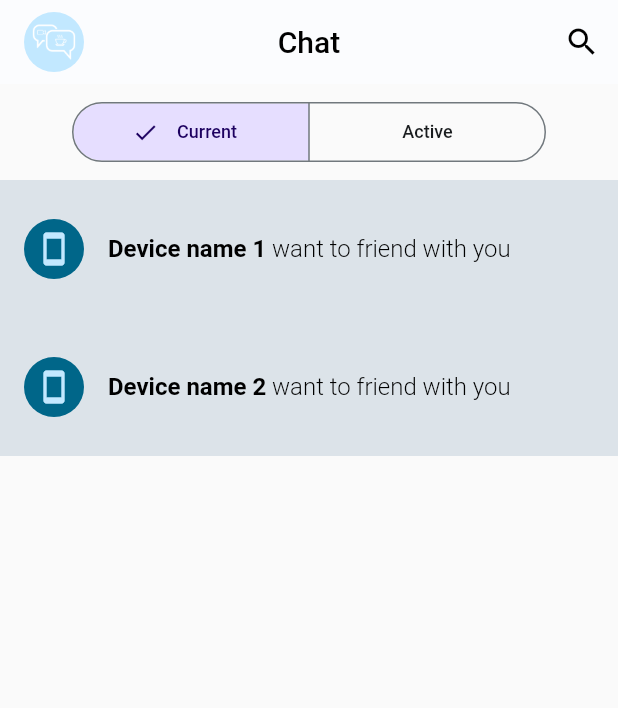
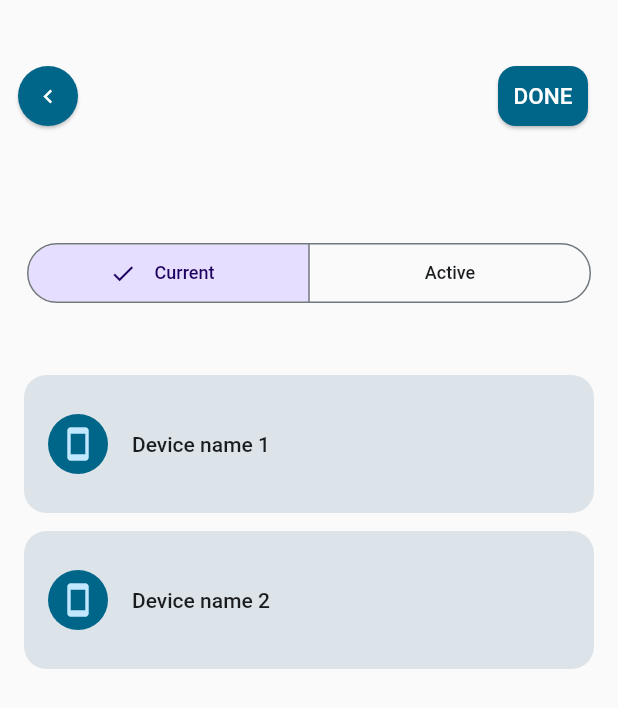
Before and after one commit to quangnhat22/cs_chat_app, a Flutter app: the screen it shows after launch, on a phone screen of 412 x 824 dp. Shown: the top 708 px of the screen. Run offline on Flutter 3.47's test engine with Material 2 defaults, Android fonts, the phone set to English and light mode, and no system bars; our stand-ins replace cached_network_image, device_info_plus, dio, equatable, firebase_auth, firebase_core and 13 more; missing offline and left inert: wechat_assets_picker; accounts and stored records are empty; generated files the repository leaves out were written again; project files that could hold a hidden picture were left out.

Commit message:
Add device page

```diff
--- a/lib/presentation/device/device_administration.dart
+++ b/lib/presentation/device/device_administration.dart
@@ -1,11 +1,15 @@
 library device_administration_lib;
 
 import 'package:chatapp/common/widgets/stateless/app_bar/m_home_app_bar.dart';
+import 'package:chatapp/common/widgets/stateless/button/custom_elevated_button.dart';
+import 'package:chatapp/common/widgets/stateless/button/float_back_button.dart';
 import 'package:chatapp/presentation/device/widgets/segment_button_device.dart';
 import 'package:flutter/material.dart';
 import 'package:flutter_gen/gen_l10n/app_localizations.dart';
 
+import '../../core/config/app_text_style.dart';
 import '../chat/chat_main/widgets/list_chat_room.dart';
 
 part 'device_page/device_page.dart';
 part 'widgets/device_list.dart';
+part 'widgets/small_elevated_btn.dart';
--- a/lib/presentation/device/device_page/device_page.dart
+++ b/lib/presentation/device/device_page/device_page.dart
@@ -1,23 +1,29 @@
 part of device_administration_lib;
+
 class DeviceMainPage extends StatelessWidget {
   const DeviceMainPage({Key? key}) : super(key: key);
 
   @override
   Widget build(BuildContext context) {
     return Scaffold(
-      appBar: MHomeAppBar(
-        title: AppLocalizations.of(context)!.chat,
-      ),
       body: Column(
         children: <Widget>[
+          Padding(
+            padding: const EdgeInsets.fromLTRB(0, 40, 20, 30),
+            child: Row(
+              mainAxisAlignment: MainAxisAlignment.spaceBetween,
+              children: [
+                FloatBackButton(Theme.of(context).colorScheme.surfaceTint, Theme.of(context).colorScheme.onPrimary),
+                SmallElevatedButton("Done", () {}, Theme.of(context).colorScheme.surfaceTint),]),
+          ),
           Expanded(
             child: CustomScrollView(
               slivers: <Widget>[
                 const SliverToBoxAdapter(
                   child: Padding(
                     padding: EdgeInsets.symmetric(
-                      horizontal: 48.0,
-                      vertical: 8,
+                      horizontal: 18,
+                      vertical: 40,
                     ),
                     child: SegmentButtonDevice(),
                   ),
--- a/lib/presentation/device/widgets/device_list.dart
+++ b/lib/presentation/device/widgets/device_list.dart
@@ -10,31 +10,22 @@ class DeviceList extends StatelessWidget {
     return ListView.builder(
       shrinkWrap: true,
       itemBuilder: (context, index) {
-        return ListTile(
-          title: RichText(
-              text: TextSpan(
-                  style: const TextStyle(
-                    fontSize: 16,
-                    color: Colors.black,
-                  ),
-                  children: <TextSpan>[
-                TextSpan(
-                  text: devices[index],
-                  style: const TextStyle(fontWeight: FontWeight.w600),
-                ),
-                TextSpan(
-                  text: AppLocalizations.of(context)!.want_to_friend_with_you,
-                  style: const TextStyle(fontWeight: FontWeight.w300),
-                )
-              ])),
+        return Container(
+          margin: const EdgeInsets.only(left: 16.0, right: 16.0, bottom: 8.0, top: 4.0),
+          child: ListTile(
               leading: CircleAvatar(
                 backgroundColor: Theme.of(context).colorScheme.primary,
                 child: Icon(
                   Icons.smartphone,
                   color: Theme.of(context).colorScheme.primaryContainer)),
+              title: Text(devices[index]),
               tileColor: Theme.of(context).colorScheme.surfaceVariant,
+              shape: RoundedRectangleBorder(
+                borderRadius: BorderRadius.circular(15.0),
+              ),
               contentPadding:
                   const EdgeInsets.symmetric(vertical: 18, horizontal: 16),
+            ),
         );
       },
       itemCount: devices.length,
--- /dev/null
+++ b/lib/presentation/device/widgets/small_elevated_btn.dart
@@ -0,0 +1,37 @@
+part of device_administration_lib;
+
+
+class SmallElevatedButton extends StatelessWidget {
+  final String buttonText;
+  final VoidCallback onPressed;
+  final Color backgroundColor;
+
+  const SmallElevatedButton(
+      this.buttonText, this.onPressed, this.backgroundColor,
+      {super.key});
+
+  @override
+  Widget build(BuildContext context) {
+    return SizedBox(
+      width: 60,
+      child: ElevatedButton(
+        onPressed: onPressed,
+        style: ButtonStyle(
+          backgroundColor: MaterialStateProperty.all(backgroundColor),
+          padding: MaterialStateProperty.all(
+            const EdgeInsets.symmetric(vertical: 4, horizontal: 10),
+          ),
+          shape: MaterialStateProperty.all(
+            RoundedRectangleBorder(
+              borderRadius: BorderRadius.circular(12),
+            ),
+          ),
+        ),
+        child: Text(
+          buttonText.toUpperCase(),
+          style: AppTextStyles.textButtonStyle,
+        ),
+      ),
+    );
+  }
+}
```
Lines whose indentation alone changed are shown as unchanged.
